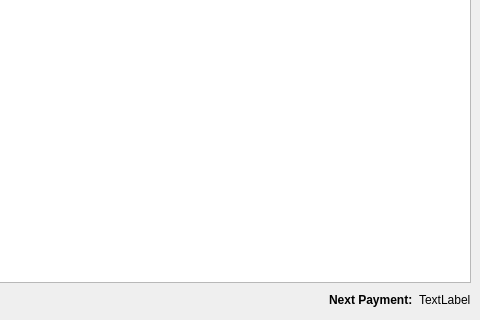
The window that src/qt/forms/smartrewardslist.ui (SmartCash/Core-Smart) describes before a commit, drawn with Qt 5; both pictures show x 331 to 811 and y 137 to 457 of the 811 by 457 pixel window.
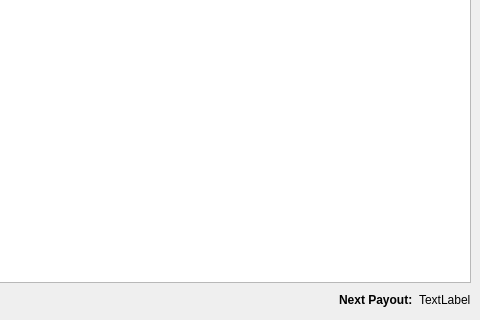
The same window after the commit.

Patch:
```diff
--- a/src/qt/forms/smartrewardslist.ui
+++ b/src/qt/forms/smartrewardslist.ui
@@ -104,7 +104,7 @@
           </font>
          </property>
          <property name="text">
-          <string>Next Payment:</string>
+          <string>Next Payout:</string>
          </property>
         </widget>
        </item>
```
Left out of the diff: 2 changed lines with no effect on the pictures.
